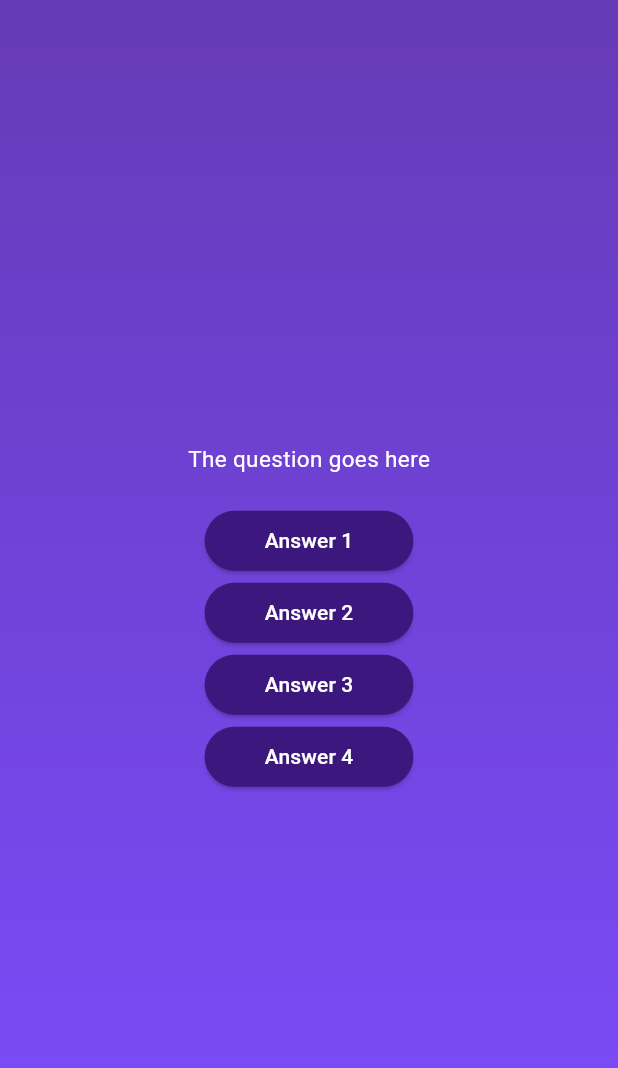
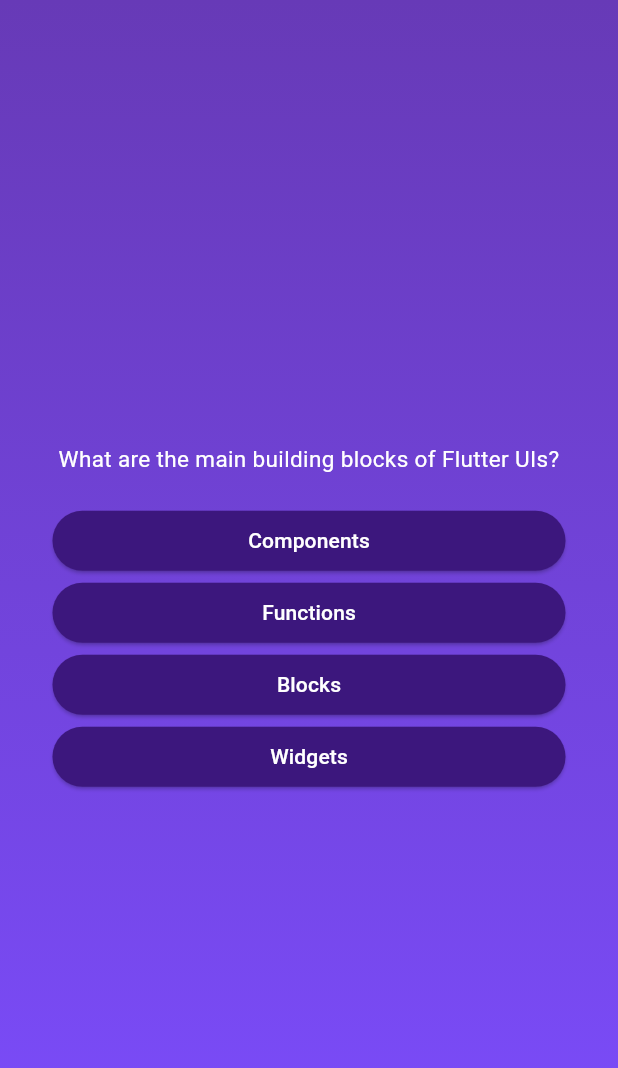
Before and after one commit to JellyFishJuggler/Flutter, a Flutter app: the screen it shows after launch, after a tap on "Start Quiz", on a phone screen of 412 x 824 dp. Shown: the top 1068 px of the screen. Run offline on Flutter 3.47's test engine with Material 3 defaults, Android fonts, the phone set to English and light mode, and no system bars.

Commit message:
Quiz Game - dynamic change questions

```diff
--- a/quiz_game/lib/models/quiz_questions.dart
+++ b/quiz_game/lib/models/quiz_questions.dart
@@ -3,4 +3,11 @@ class QuizQuestion {
 
   final String text;
   final List<String> answers;
+
+
+  List<String> getsuffledAnswers() {
+    final shuffledList = List.of(answers);
+    shuffledList.shuffle();
+    return shuffledList;
+  }
 }
--- a/quiz_game/lib/question.dart
+++ b/quiz_game/lib/question.dart
@@ -1,7 +1,10 @@
 import 'package:flutter/material.dart';
 import 'package:quiz_game/answer_button.dart';
+import 'package:quiz_game/data/questions.dart';
 
 class QuestionScreen extends StatefulWidget {
+  const QuestionScreen({super.key});
+
   @override
   State<QuestionScreen> createState() {
     return _QuestionScreenState();
@@ -9,26 +12,43 @@ class QuestionScreen extends StatefulWidget {
 }
 
 class _QuestionScreenState extends State<QuestionScreen> {
+
+  var currentQuestionIndex = 0;
+
+  void answerQuestion() {
+    setState(() {
+      currentQuestionIndex = currentQuestionIndex + 1;
+    });
+  }
+
+
   @override
   Widget build(context) {
+    final currentQuestion = questions[0];
+
     return SizedBox(
       width: double.infinity,
+      child: Container(
+        margin: EdgeInsets.all(35),
         child: Column(
           mainAxisAlignment: MainAxisAlignment.center,
+          crossAxisAlignment: CrossAxisAlignment.stretch,
           children: [
             Text(
-            'The question goes here',
+              textAlign: TextAlign.center,
+              currentQuestion.text,
               style: TextStyle(
                 fontSize: 15,
                 color: Colors.white,
               ),
             ),
             SizedBox(height: 20),
-          AnswerButton(answerText: 'Answer 1', onTap: () {}),
-          AnswerButton(answerText: 'Answer 2', onTap: () {}),
-          AnswerButton(answerText: 'Answer 3', onTap: () {}),
-          AnswerButton(answerText: 'Answer 4', onTap: () {}),
+            ...currentQuestion.getsuffledAnswers().map((item) {
+              //to get individual answer here
+              return AnswerButton(answerText: item, onTap: answerQuestion);
+            })
           ],
+        ),
       ),
     );
   }
```
Also changed, not shown: quiz_game/pubspec.lock, 125 other files. Lines whose indentation alone changed are shown as unchanged.
